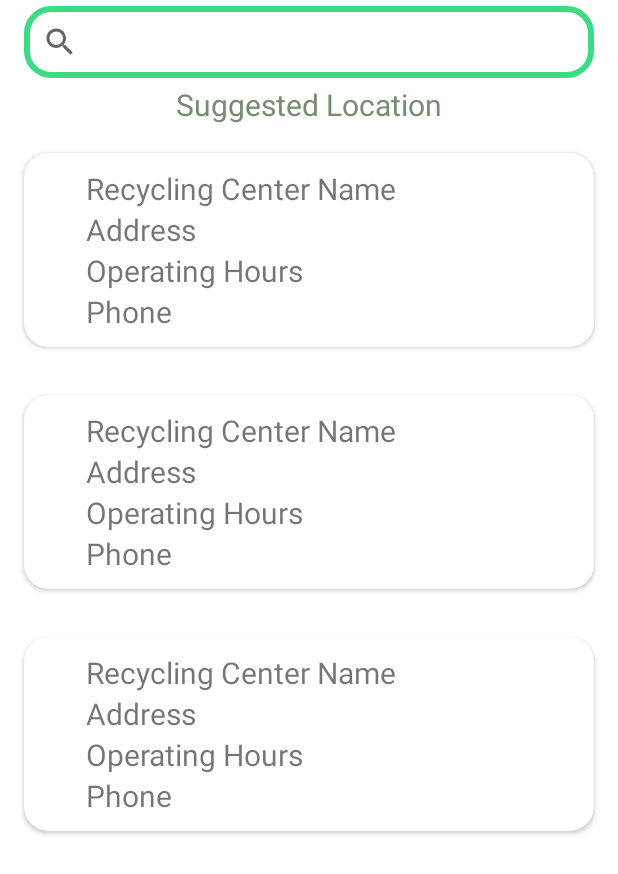
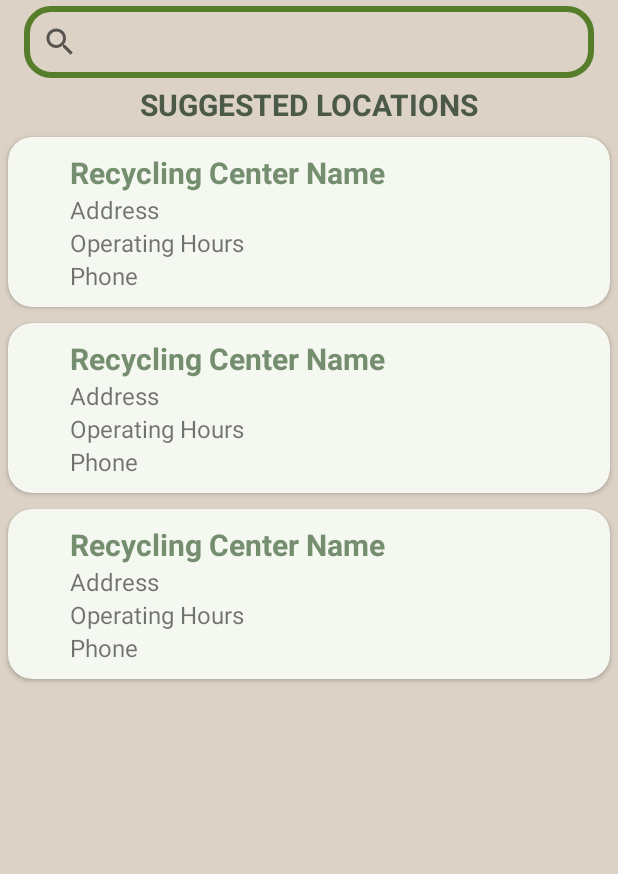
Before and after one commit to RedRito/CMPE133Project, an Android app: the layout fragment_centers.xml on its own in the app's theme, with its tools: preview values and no code run, on a phone screen of 412 x 824 dp. Shown: the top 874 px of the screen. Run offline under Robolectric (Android 15) with nearby library versions, the phone set to English and light mode, and no system bars.

Commit message:
Fixed xml of search pages

```diff
--- a/app/src/main/res/drawable/searchview_background.xml
+++ b/app/src/main/res/drawable/searchview_background.xml
@@ -5,6 +5,6 @@
     <corners
         android:radius="16dp"/>
     <stroke
-        android:color="#3DDC84"
+        android:color="#567d2a"
         android:width="4dp"/>
 </shape>
--- a/app/src/main/res/layout/centers_card.xml
+++ b/app/src/main/res/layout/centers_card.xml
@@ -6,7 +6,8 @@
     android:layout_width="match_parent"
     android:layout_height="wrap_content"
     app:cardCornerRadius="16dp"
-    android:layout_margin="16dp">
+    android:layout_margin="5dp"
+    android:backgroundTint="@color/lightgreen">
 
     <androidx.constraintlayout.widget.ConstraintLayout
         android:layout_width="match_parent"
@@ -22,7 +23,9 @@
             android:fontFamily="sans-serif"
             android:paddingTop="10dp"
             android:text="Recycling Center Name"
+            android:textColor="@color/mildishGreen"
             android:textSize="20sp"
+            android:textStyle="bold"
             app:layout_constrainedWidth="true"
             app:layout_constraintBottom_toTopOf="@+id/tvAddress"
             app:layout_constraintEnd_toEndOf="parent"
@@ -36,7 +39,7 @@
             android:layout_marginStart="25dp"
             android:fontFamily="sans-serif"
             android:text="Address"
-            android:textSize="20sp"
+            android:textSize="16sp"
             app:layout_constrainedWidth="true"
             app:layout_constraintBottom_toTopOf="@+id/tvHours"
             app:layout_constraintEnd_toEndOf="parent"
@@ -51,7 +54,7 @@
             android:layout_marginStart="25dp"
             android:fontFamily="sans-serif"
             android:text="Operating Hours"
-            android:textSize="20sp"
+            android:textSize="16sp"
             app:layout_constrainedWidth="true"
             app:layout_constraintBottom_toTopOf="@+id/tvPhoneNum"
             app:layout_constraintEnd_toEndOf="parent"
@@ -67,7 +70,7 @@
             android:fontFamily="sans-serif"
             android:paddingBottom="10dp"
             android:text="Phone"
-            android:textSize="20sp"
+            android:textSize="16sp"
             app:layout_constrainedWidth="true"
             app:layout_constraintEnd_toEndOf="parent"
             app:layout_constraintHorizontal_bias="0.0"
--- a/app/src/main/res/layout/fragment_centers.xml
+++ b/app/src/main/res/layout/fragment_centers.xml
@@ -4,6 +4,8 @@
     android:layout_width="match_parent"
     android:layout_height="match_parent"
     xmlns:app="http://schemas.android.com/apk/res-auto"
+    android:background="#9C6A5554"
+    android:backgroundTint="@color/lightbrown"
     tools:context=".CentersFragment">
 
     <androidx.appcompat.widget.SearchView
@@ -24,13 +26,14 @@
 
     <TextView
         android:id="@+id/tvSuggestedRC"
-        android:text="Suggested Location"
         android:layout_width="match_parent"
         android:layout_height="30dp"
         android:layout_marginTop="4dp"
+        android:text="SUGGESTED LOCATIONS"
         android:textAlignment="center"
-        android:textColor="@color/mildishGreen"
+        android:textColor="#4B5A48"
         android:textSize="20sp"
+        android:textStyle="bold"
         app:layout_constraintEnd_toEndOf="parent"
         app:layout_constraintHorizontal_bias="0.0"
         app:layout_constraintStart_toStartOf="parent"
@@ -40,12 +43,12 @@
         android:id="@+id/rvSuggestedCenters"
         android:layout_width="match_parent"
         android:layout_height="0dp"
-        android:layout_marginTop="0dp"
         app:layout_constraintBottom_toBottomOf="parent"
         app:layout_constraintEnd_toEndOf="parent"
         app:layout_constraintHorizontal_bias="0.0"
         app:layout_constraintStart_toStartOf="parent"
         app:layout_constraintTop_toBottomOf="@id/tvSuggestedRC"
+        app:layout_constraintVertical_bias="0.0"
         tools:listitem="@layout/centers_card" />
 
 </androidx.constraintlayout.widget.ConstraintLayout>
--- a/build.gradle
+++ b/build.gradle
@@ -11,8 +11,8 @@ buildscript {
     }
 }
 plugins {
-    id 'com.android.application' version '7.1.2' apply false
-    id 'com.android.library' version '7.1.2' apply false
+    id 'com.android.application' version '7.2.0' apply false
+    id 'com.android.library' version '7.2.0' apply false
     id 'org.jetbrains.kotlin.android' version '1.6.21' apply false
     id 'com.google.android.libraries.mapsplatform.secrets-gradle-plugin' version '2.0.1' apply false
 }
```
Also changed, not shown: app/src/main/res/layout/fragment_articles.xml (+5 -3 lines), app/src/main/res/layout/fragment_search.xml (+16 -11 lines), gradle/wrapper/gradle-wrapper.properties.
